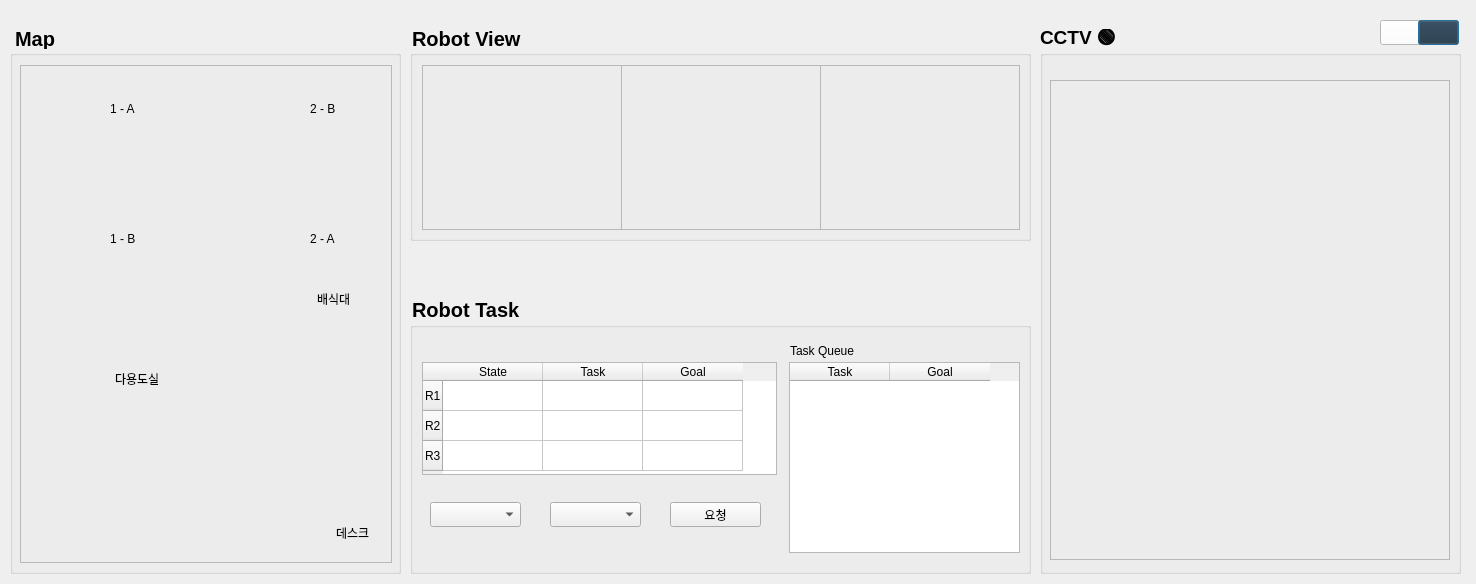
This is nursing_home/src/ui_pkg/ui_pkg/monitoring.ui in addinedu-ros-3rd/ros-repo-1 as Qt 5 draws it before an edit. The edited form follows.
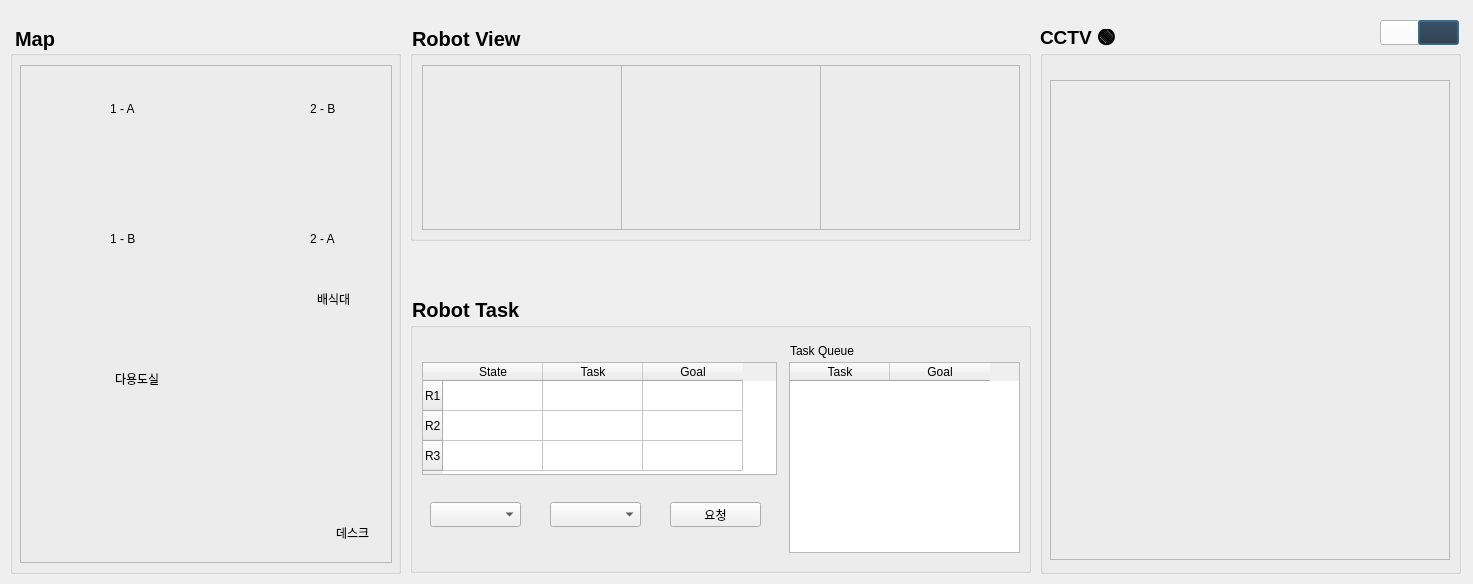
This is the edited form.

Commit message: feat : following UI 추가

Patch:
```diff
--- a/nursing_home/src/ui_pkg/ui_pkg/monitoring.ui
+++ b/nursing_home/src/ui_pkg/ui_pkg/monitoring.ui
@@ -6,7 +6,7 @@
    <rect>
     <x>0</x>
     <y>0</y>
-    <width>1476</width>
+    <width>1473</width>
     <height>584</height>
    </rect>
   </property>
@@ -233,7 +233,7 @@
      <x>410</x>
      <y>322</y>
      <width>621</width>
-     <height>252</height>
+     <height>251</height>
     </rect>
    </property>
    <property name="title">
@@ -601,9 +601,9 @@
    <property name="geometry">
     <rect>
      <x>15</x>
-     <y>29</y>
+     <y>23</y>
      <width>61</width>
-     <height>20</height>
+     <height>31</height>
     </rect>
    </property>
    <property name="font">
```
The commit also changes 4 other files.
